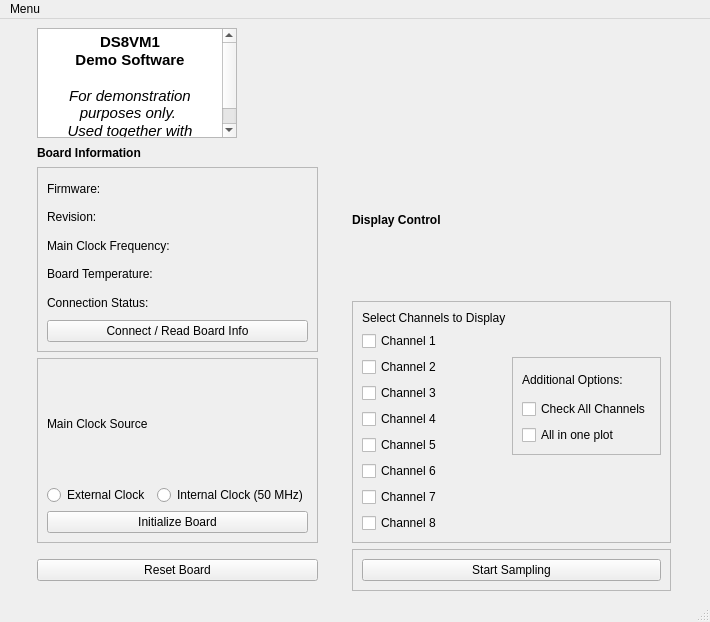
Before: the Qt Designer form main_window.ui in cagil-gumus/Demo_Software, drawn with Qt 5.
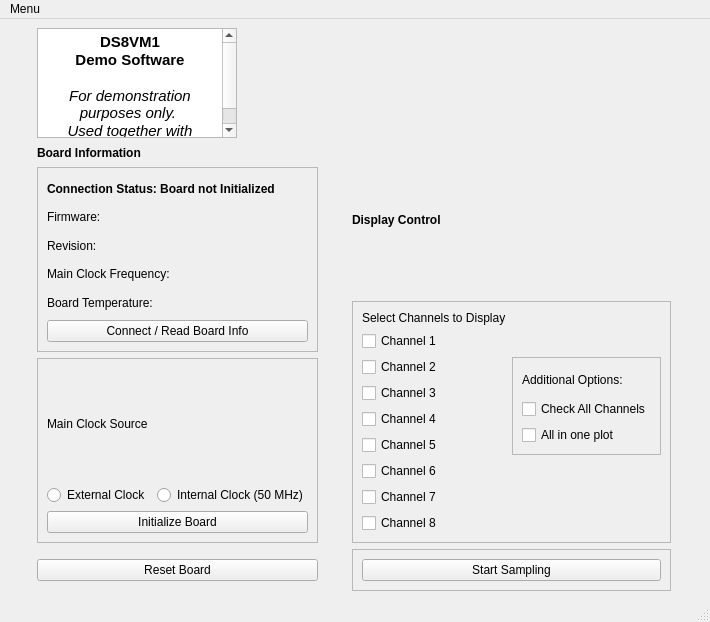
After: the same form once the commit is applied. Icons and pictures are not drawn.

Commit message: main_window.ui ==> Connection Status Added main.py ===> Connection Status now show proper connection information

Patch:
```diff
--- a/main_window.ui
+++ b/main_window.ui
@@ -303,6 +303,19 @@
          <enum>QFrame::Raised</enum>
         </property>
         <layout class="QVBoxLayout" name="verticalLayout">
+         <item>
+          <widget class="QLabel" name="label_connectionstatus">
+           <property name="font">
+            <font>
+             <weight>75</weight>
+             <bold>true</bold>
+            </font>
+           </property>
+           <property name="text">
+            <string>Connection Status: Board not Initialized</string>
+           </property>
+          </widget>
+         </item>
          <item>
           <widget class="QLabel" name="label_board">
            <property name="text">
@@ -331,13 +344,6 @@
            </property>
           </widget>
          </item>
-         <item>
-          <widget class="QLabel" name="label_connectionstatus">
-           <property name="text">
-            <string>Connection Status:</string>
-           </property>
-          </widget>
-         </item>
          <item>
           <widget class="QPushButton" name="pushButton_readboardinfo">
            <property name="text">
```
The commit also changes 1 other file.
